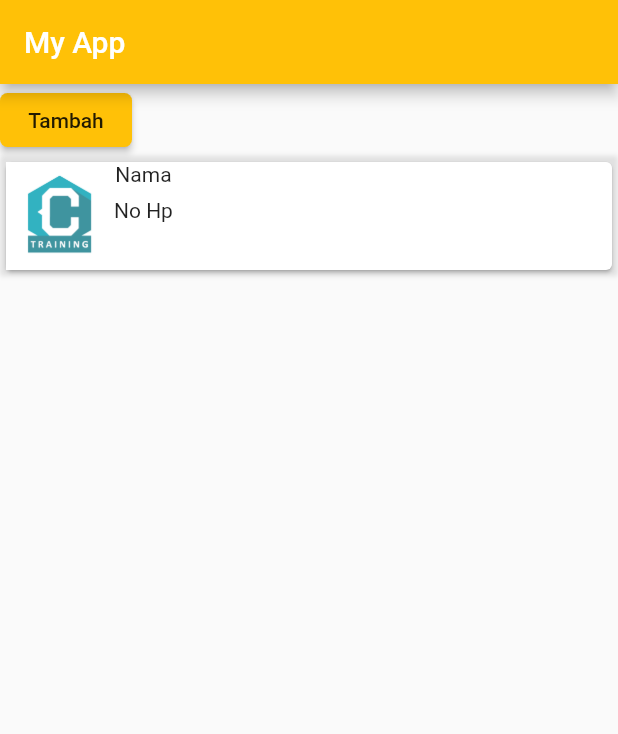
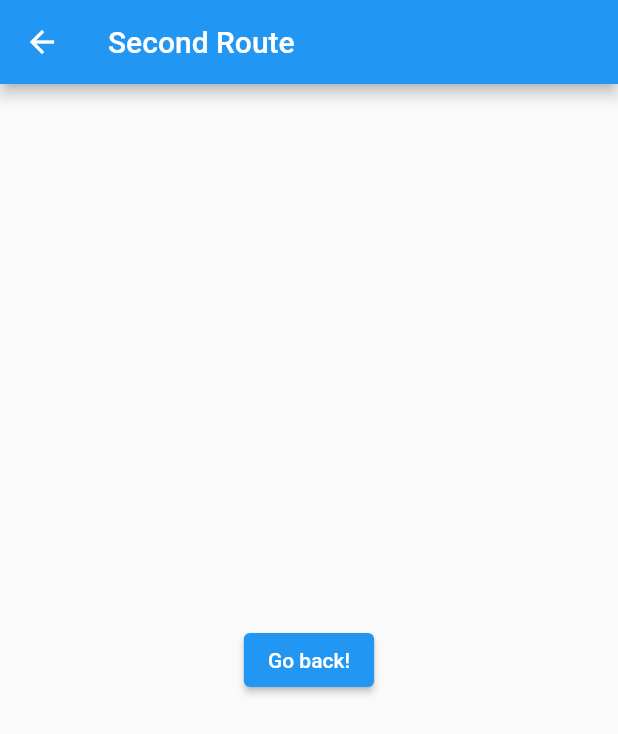
Before and after one commit to exceldeo/FlutterTutorialCrocodic, a Flutter app: the screen it shows after launch, after a tap on "Tambah", on a phone screen of 412 x 824 dp. Shown: the top 734 px of the screen. Run offline on Flutter 3.47's test engine with Material 2 defaults, Android fonts, the phone set to English and light mode, and no system bars.

```diff
--- /dev/null
+++ b/my_app/lib/SecondScreen.dart
@@ -0,0 +1,22 @@
+import 'package:flutter/material.dart';
+
+class SecondRoute extends StatelessWidget {
+  const SecondRoute({Key key}) : super(key: key);
+
+  @override
+  Widget build(BuildContext context) {
+    return Scaffold(
+      appBar: AppBar(
+        title: const Text('Second Route'),
+      ),
+      body: Center(
+        child: ElevatedButton(
+          onPressed: () {
+            Navigator.pop(context);
+          },
+          child: const Text('Go back!'),
+        ),
+      ),
+    );
+  }
+}
--- a/my_app/lib/homeScreen.dart
+++ b/my_app/lib/homeScreen.dart
@@ -1,4 +1,5 @@
 import 'package:flutter/material.dart';
+import 'package:my_app/SecondScreen.dart';
 
 class HomeScreen extends StatefulWidget {
   HomeScreen({Key key}) : super(key: key);
@@ -8,6 +9,11 @@ class HomeScreen extends StatefulWidget {
 }
 
 class _HomeScreenState extends State<HomeScreen> {
+  List<Map<String, String>> contacts = [
+    {"nama": 'Excel', "noHp": '123454679'},
+    {"nama": 'Deo', "noHp": '987654321'}
+  ];
+
   @override
   Widget build(BuildContext context) {
     return Scaffold(
@@ -18,19 +24,29 @@ class _HomeScreenState extends State<HomeScreen> {
       // backgroundColor: Colors.white,
       body: SafeArea(
           child: Container(
-        child: Column(
-          // mainAxisAlignment: MainAxisAlignment.start,
-          crossAxisAlignment: CrossAxisAlignment.start,
+        child: ListView(
           children: [
             RaisedButton(
-                onPressed: () {},
+                onPressed: () {
+                  Navigator.push(
+                      context,
+                      MaterialPageRoute(
+                          builder: (context) => const SecondRoute()));
+
+                  // Navigator.pushReplacement(
+                  //     context,
+                  //     MaterialPageRoute(
+                  //         builder: (context) => const SecondRoute()));
+                },
                 child: Text("Tambah"),
                 color: Colors.amber,
                 shape: RoundedRectangleBorder(
                   borderRadius: BorderRadius.circular(5),
                   // side: BorderSide(color: Colors.red)
                 )),
-            Container(
+            Column(
+              children: contacts
+                  .map((e) => Container(
                         height: 80,
                         width: double.infinity,
                         decoration: new BoxDecoration(
@@ -48,16 +64,24 @@ class _HomeScreenState extends State<HomeScreen> {
                               Image.asset('assets/logoCrocodic.png'),
                               Column(
                                 children: [
-                        Text("Nama"),
-                        SizedBox(
-                          height: 8,
+                                  Spacer(
+                                    flex: 1,
                                   ),
-                        Text("No Hp")
+                                  Text("${e['nama']}"),
+                                  Spacer(
+                                    flex: 1,
+                                  ),
+                                  Text("${e['noHp']}"),
+                                  Spacer(
+                                    flex: 1,
+                                  ),
                                 ],
                               )
                             ],
                           ),
                         ),
+                      ))
+                  .toList(),
             )
           ],
         ),
--- a/my_app/lib/main.dart
+++ b/my_app/lib/main.dart
@@ -1,6 +1,10 @@
 import 'package:flutter/material.dart';
 import 'package:my_app/ButtonScreen.dart';
+import 'package:my_app/DimensiScreen.dart';
+import 'package:my_app/ListScreen.dart';
 import 'package:my_app/RowColumnScreen.dart';
+import 'package:my_app/SetStateScreen.dart';
+import 'package:my_app/StackScreen.dart';
 import 'package:my_app/homeScreen.dart';
 
 void main() {
```
Lines whose indentation alone changed are shown as unchanged.
